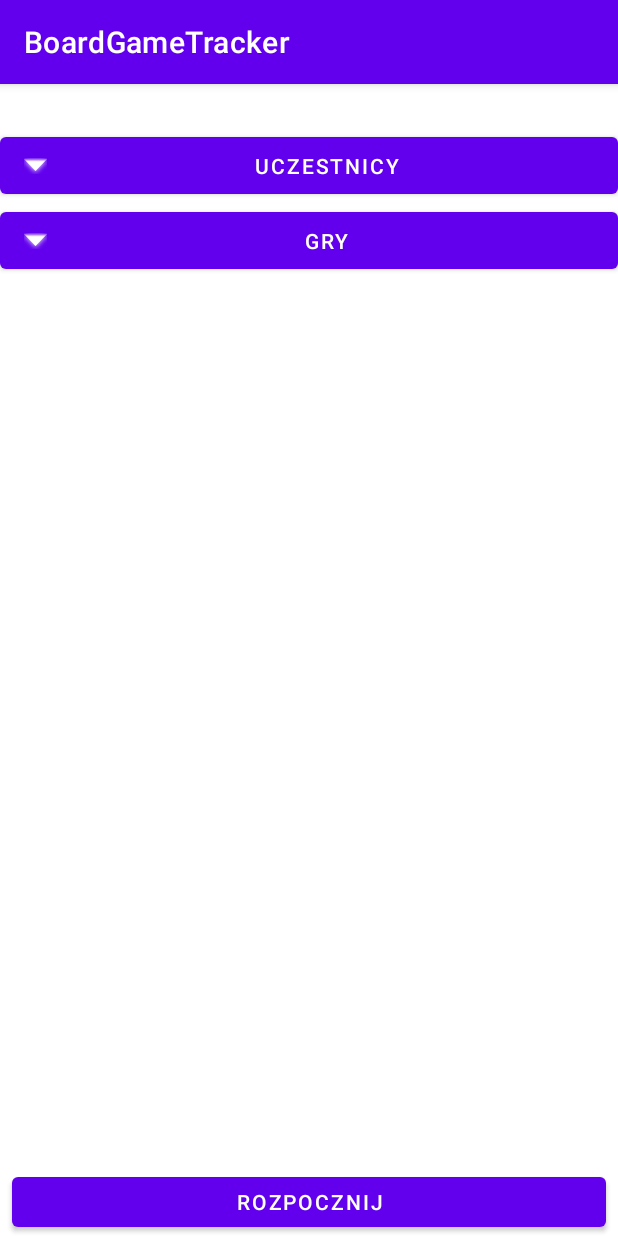
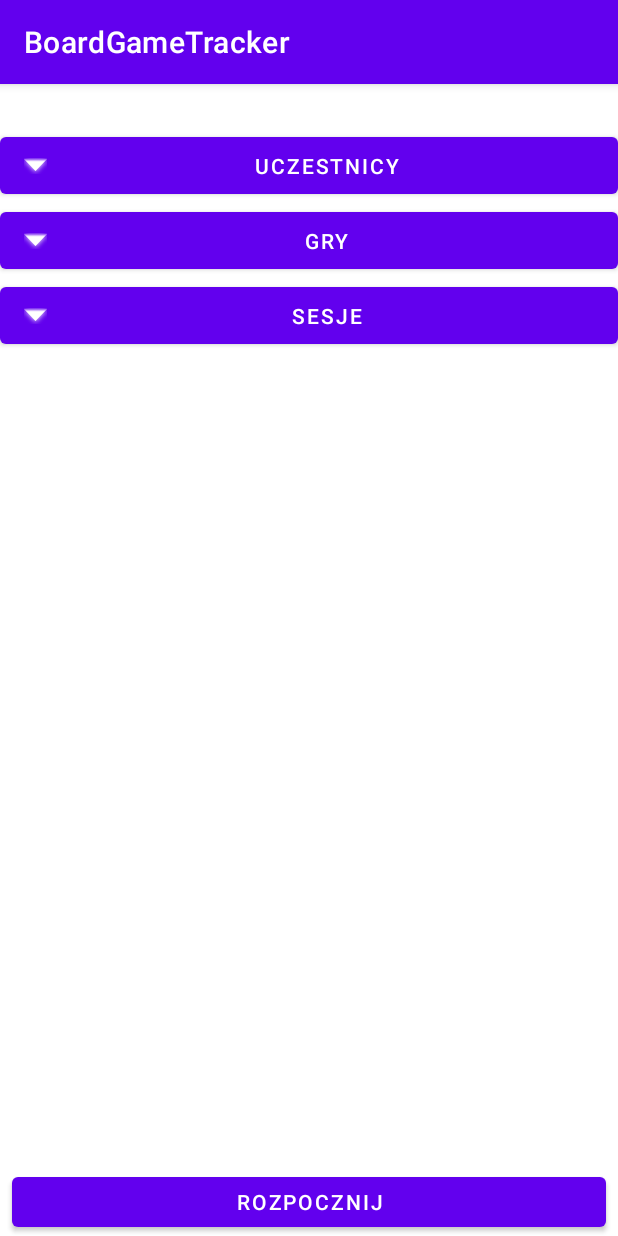
Before and after one commit to staniakm/BoardGameTracker, an Android app: the EventActivity screen opened directly, with no data from a screen before it, on a phone screen of 412 x 824 dp. Run offline under Robolectric (Android 15) with nearby library versions, the phone set to English and light mode, and no system bars; our stand-ins replace Dagger/Hilt's generated code.

Commit message:
add show sessions button

```diff
--- a/app/src/main/java/com/mariusz/boardgametracker/ui/EventActivity.kt
+++ b/app/src/main/java/com/mariusz/boardgametracker/ui/EventActivity.kt
@@ -75,6 +75,13 @@ class EventActivity : AppCompatActivity() {
         }
 
         binding.games.setOnClickListener {
+            showHide(binding.participants, binding.rvGames)
+            setFabEvent {
+                newGameDialog()
+            }
+        }
+
+        binding.sessions.setOnClickListener {
             showHide(binding.participants, binding.rvGames)
             setFabEvent {
                 newGameDialog()
--- a/app/src/main/res/layout/activity_event.xml
+++ b/app/src/main/res/layout/activity_event.xml
@@ -56,6 +56,26 @@
         app:layout_constraintEnd_toEndOf="parent"
         app:layout_constraintStart_toStartOf="parent"
         app:layout_constraintTop_toBottomOf="@+id/games" />
+
+    <Button
+        android:id="@+id/sessions"
+        android:layout_width="match_parent"
+        android:layout_height="50dp"
+        android:text="Sesje"
+        app:icon="@android:drawable/arrow_down_float"
+        app:layout_constraintEnd_toEndOf="parent"
+        app:layout_constraintStart_toStartOf="parent"
+        app:layout_constraintTop_toBottomOf="@id/games" />
+
+    <androidx.recyclerview.widget.RecyclerView
+        android:id="@+id/rvSessions"
+        android:layout_width="match_parent"
+        android:layout_height="0dp"
+        android:visibility="gone"
+        app:layout_constraintBottom_toTopOf="@+id/layoutSession"
+        app:layout_constraintEnd_toEndOf="parent"
+        app:layout_constraintStart_toStartOf="parent"
+        app:layout_constraintTop_toBottomOf="@+id/sessions" />
     <LinearLayout
         android:id="@+id/layoutSession"
         android:layout_width="match_parent"
```
